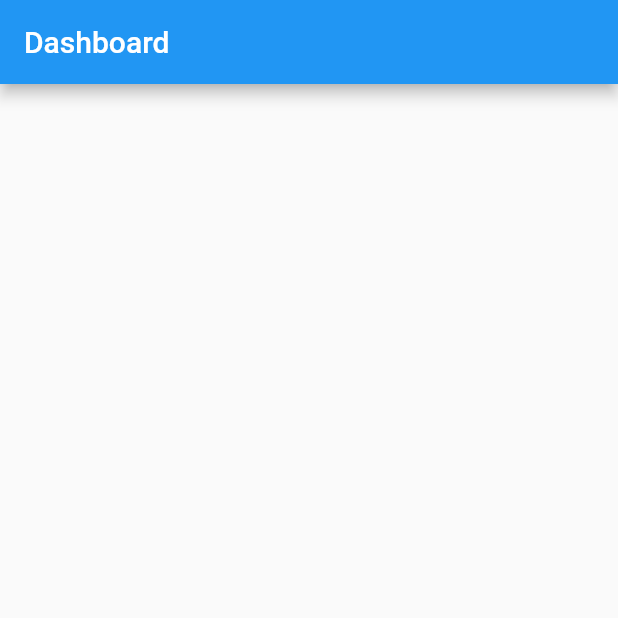
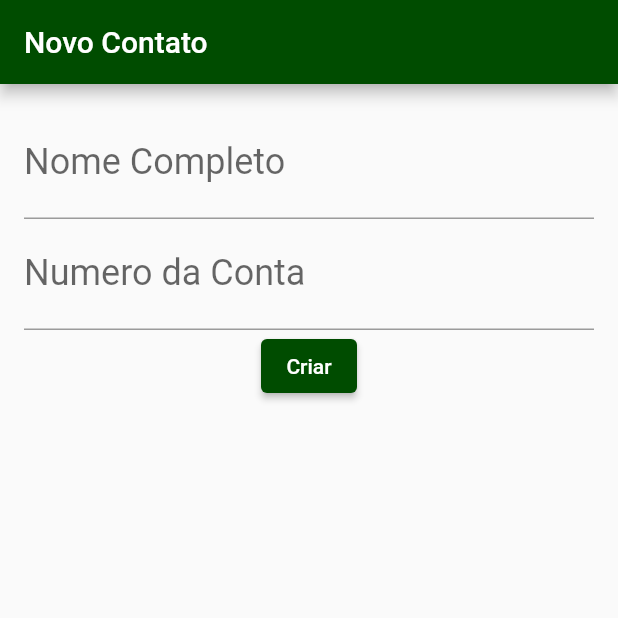
Before and after one commit to rafael-kuchla-flores/Bitebank, a Flutter app: the screen it shows after launch, on a phone screen of 412 x 824 dp, the top half of it. Run offline on Flutter 3.47's test engine with Material 2 defaults, Android fonts, the phone set to English and light mode, and no system bars.

Commit message:
criando pastas screens

```diff
--- /dev/null
+++ b/lib/Palette.dart
@@ -0,0 +1,19 @@
+import 'package:flutter/material.dart';
+
+class Palette {
+  static const MaterialColor darkGreen = const MaterialColor(
+      0xff004c00,
+      const <int, Color>{
+        50: const Color(0xff00e600),//10%
+        100: const Color(0xff00cc00),//20%
+        200: const Color(0xff00b300),//30%
+        300: const Color(0xff009900),//40%
+        400: const Color(0xff008000),//50%
+        500: const Color(0xff006600),//60%
+        600: const Color(0xff004c00),//70%
+        700: const Color(0xff003300),//80%
+        800: const Color(0xff001900),//90%
+        900: const Color(0xff000000),//100%
+      }
+  );
+}
--- a/lib/main.dart
+++ b/lib/main.dart
@@ -1,3 +1,7 @@
+import 'package:bitebank/Palette.dart';
+import 'package:bitebank/screens/dashboard.dart';
+import 'package:bitebank/screens/lista_contatos.dart';
+import 'package:bitebank/screens/novo_contato.dart';
 import 'package:flutter/material.dart';
 
 void main() => runApp(Bytebank());
@@ -7,11 +11,16 @@ class Bytebank extends StatelessWidget {
   @override
   Widget build(BuildContext context) {
     return MaterialApp(
-      home: Scaffold(
-        appBar: AppBar(
-          title: Text('Dashboard'),
-        ),
+      theme: ThemeData(
+          primaryColor: Palette.darkGreen,
+          buttonTheme: ButtonThemeData(
+            buttonColor: Colors.green[900],
+            textTheme: ButtonTextTheme.primary,
+          ), colorScheme: ColorScheme.fromSwatch(
+        primarySwatch: Palette.darkGreen
+        ).copyWith(secondary: Colors.green[900])
       ),
+      home: NovoContato(),
     );
   }
 }
--- /dev/null
+++ b/lib/screens/novo_contato.dart
@@ -0,0 +1,39 @@
+import 'package:flutter/material.dart';
+
+class NovoContato extends StatelessWidget {
+
+  @override
+  Widget build(BuildContext context) {
+    return Scaffold(
+      appBar: AppBar(
+        title: Text('Novo Contato'),
+      ),
+      body: Padding(
+        padding: const EdgeInsets.all(16.0),
+        child: Column(
+          children: [
+            TextField(
+              decoration: InputDecoration(
+                labelText: 'Nome Completo'
+              ),
+              style: TextStyle(fontSize: 24.0),
+            ),
+            TextField(
+              decoration: InputDecoration(
+                  labelText: 'Numero da Conta'
+              ),
+              style: TextStyle(fontSize: 24.0),
+              keyboardType: TextInputType.number,
+            ),
+            ElevatedButton(
+              onPressed: (){
+
+              },
+              child: Text('Criar'),
+            )
+          ],
+        ),
+      ),
+    );
+  }
+}
--- a/pubspec.yaml
+++ b/pubspec.yaml
@@ -45,9 +45,9 @@ flutter:
   uses-material-design: true
 
   # To add assets to your application, add an assets section, like this:
-  # assets:
-  #   - images/a_dot_burr.jpeg
-  #   - images/a_dot_ham.jpeg
+  assets:
+  - images/bytebank_logo.png
+
 
   # An image asset can refer to one or more resolution-specific "variants", see
   # https://flutter.dev/assets-and-images/#resolution-aware.
```
Also changed, not shown: lib/screens/dashboard.dart (added, +61 -0 lines), lib/screens/lista_contatos.dart (added, +33 -0 lines), images/bytebank_logo.png (added).
